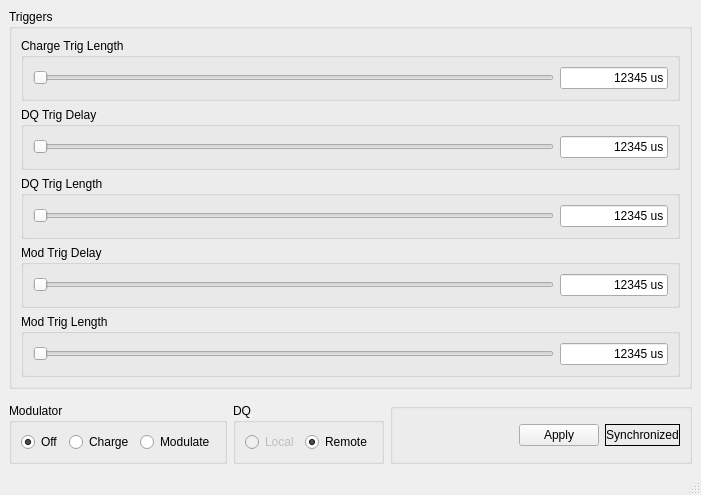
Before: the Qt Designer form resources/ui_mainwindow.ui in komministern/modulator_control, drawn with Qt 5.
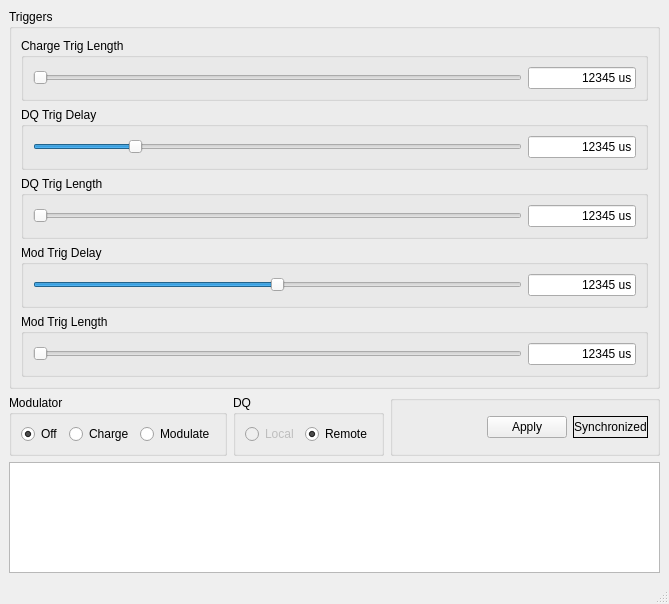
After: the same form once the commit is applied.

```diff
--- a/resources/ui_mainwindow.ui
+++ b/resources/ui_mainwindow.ui
@@ -6,8 +6,8 @@
    <rect>
     <x>0</x>
     <y>0</y>
-    <width>701</width>
-    <height>495</height>
+    <width>669</width>
+    <height>604</height>
    </rect>
   </property>
   <property name="windowTitle">
@@ -55,10 +55,10 @@
           <item row="0" column="0">
            <widget class="QSlider" name="horizontalSlider_modTrigDelay">
             <property name="minimum">
-             <number>400</number>
+             <number>300</number>
             </property>
             <property name="maximum">
-             <number>600</number>
+             <number>500</number>
             </property>
             <property name="singleStep">
              <number>1</number>
@@ -114,10 +114,10 @@
              </sizepolicy>
             </property>
             <property name="minimum">
-             <number>240</number>
+             <number>200</number>
             </property>
             <property name="maximum">
-             <number>280</number>
+             <number>400</number>
             </property>
             <property name="pageStep">
              <number>5</number>
@@ -167,7 +167,7 @@
           <item row="0" column="0">
            <widget class="QSlider" name="horizontalSlider_modTrigLength">
             <property name="minimum">
-             <number>25</number>
+             <number>20</number>
             </property>
             <property name="maximum">
              <number>200</number>
@@ -282,7 +282,7 @@
              <number>1</number>
             </property>
             <property name="maximum">
-             <number>5</number>
+             <number>20</number>
             </property>
             <property name="pageStep">
              <number>1</number>
@@ -304,20 +304,7 @@
       </layout>
      </widget>
     </item>
-    <item row="1" column="1">
-     <spacer name="verticalSpacer">
-      <property name="orientation">
-       <enum>Qt::Vertical</enum>
-      </property>
-      <property name="sizeHint" stdset="0">
-       <size>
-        <width>20</width>
-        <height>1</height>
-       </size>
-      </property>
-     </spacer>
-    </item>
-    <item row="2" column="0">
+    <item row="1" column="0">
      <widget class="QGroupBox" name="groupBox_4">
       <property name="sizePolicy">
        <sizepolicy hsizetype="Maximum" vsizetype="Preferred">
@@ -356,7 +343,7 @@
       </layout>
      </widget>
     </item>
-    <item row="2" column="1">
+    <item row="1" column="1">
      <widget class="QGroupBox" name="groupBox_5">
       <property name="sizePolicy">
        <sizepolicy hsizetype="Maximum" vsizetype="Preferred">
@@ -391,7 +378,7 @@
       </layout>
      </widget>
     </item>
-    <item row="2" column="2">
+    <item row="1" column="2">
      <widget class="QGroupBox" name="groupBox_8">
       <property name="title">
        <string/>
@@ -442,6 +429,13 @@
       </layout>
      </widget>
     </item>
+    <item row="2" column="0" colspan="3">
+     <widget class="QTextEdit" name="textEdit_Status">
+      <property name="readOnly">
+       <bool>true</bool>
+      </property>
+     </widget>
+    </item>
    </layout>
   </widget>
   <widget class="QMenuBar" name="menubar">
```
Left out of the diff: 4 changed lines with no effect on the pictures.
